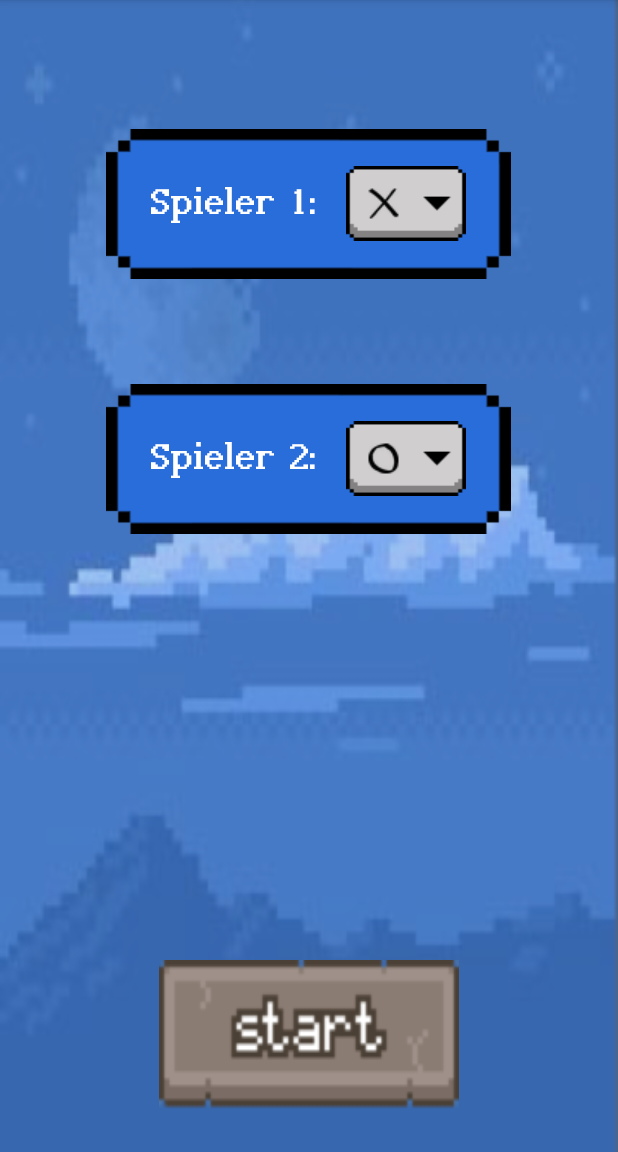
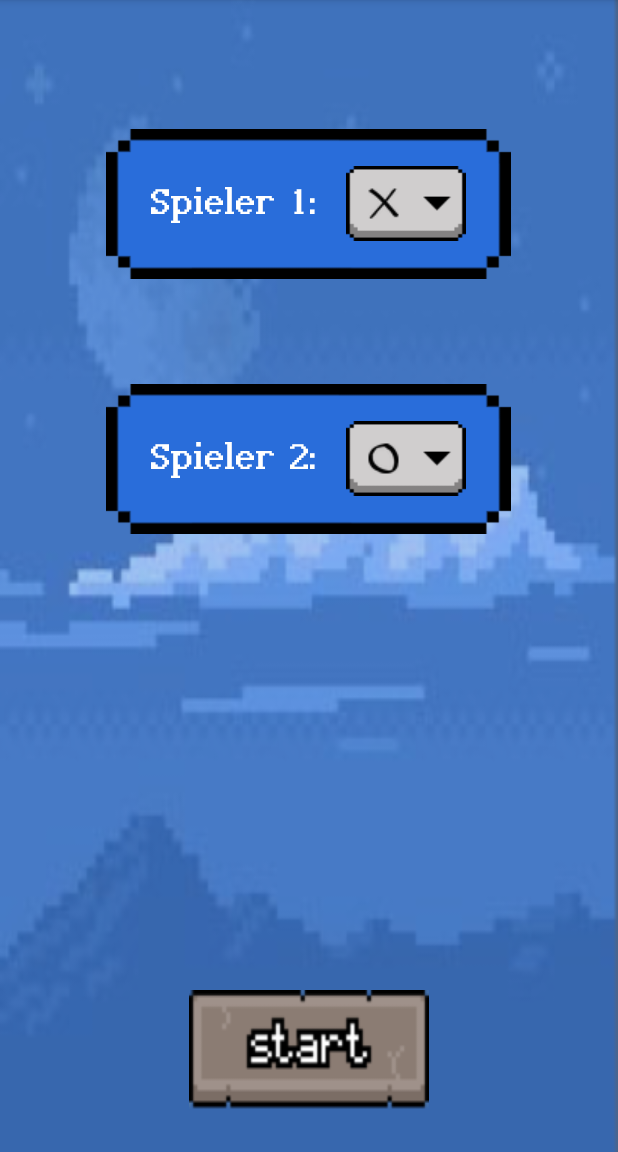
Before and after one commit to eva234/TicTacToeJonas, an Android app: the MenuActivity screen opened directly, with no data from a screen before it, on a phone screen of 412 x 824 dp, the part 84-1236 px from its top. Run offline under Robolectric (Android 15) with nearby library versions, the phone set to English and light mode, and no system bars.

Commit message:
change App Logo

```diff
--- a/app/src/main/AndroidManifest.xml
+++ b/app/src/main/AndroidManifest.xml
@@ -4,7 +4,7 @@
 
     <application
         android:allowBackup="true"
-        android:icon="@mipmap/ic_launcher"
+        android:icon="@mipmap/app_logo"
         android:label="@string/app_name"
         android:roundIcon="@mipmap/ic_launcher_round"
         android:supportsRtl="true"
--- a/app/src/main/res/layout/activity_menu.xml
+++ b/app/src/main/res/layout/activity_menu.xml
@@ -10,12 +10,11 @@
 
     <ImageButton
         android:id="@+id/startButton"
-        android:layout_width="200dp"
-        android:layout_height="100dp"
+        android:layout_width="160dp"
+        android:layout_height="80dp"
         android:layout_alignParentBottom="true"
         android:layout_centerHorizontal="true"
         android:layout_marginBottom="28dp"
-        android:layout_marginTop="100dp"
         android:background="@drawable/startbutton"/>
 
     <LinearLayout
```
Also changed, not shown: app/src/main/res/drawable/app_logo.png (added), app/src/main/res/drawable/startbutton.png, app/src/main/res/mipmap-hdpi/app_logo.png (added), app/src/main/res/mipmap-hdpi/ic_launcher.png (deleted).
